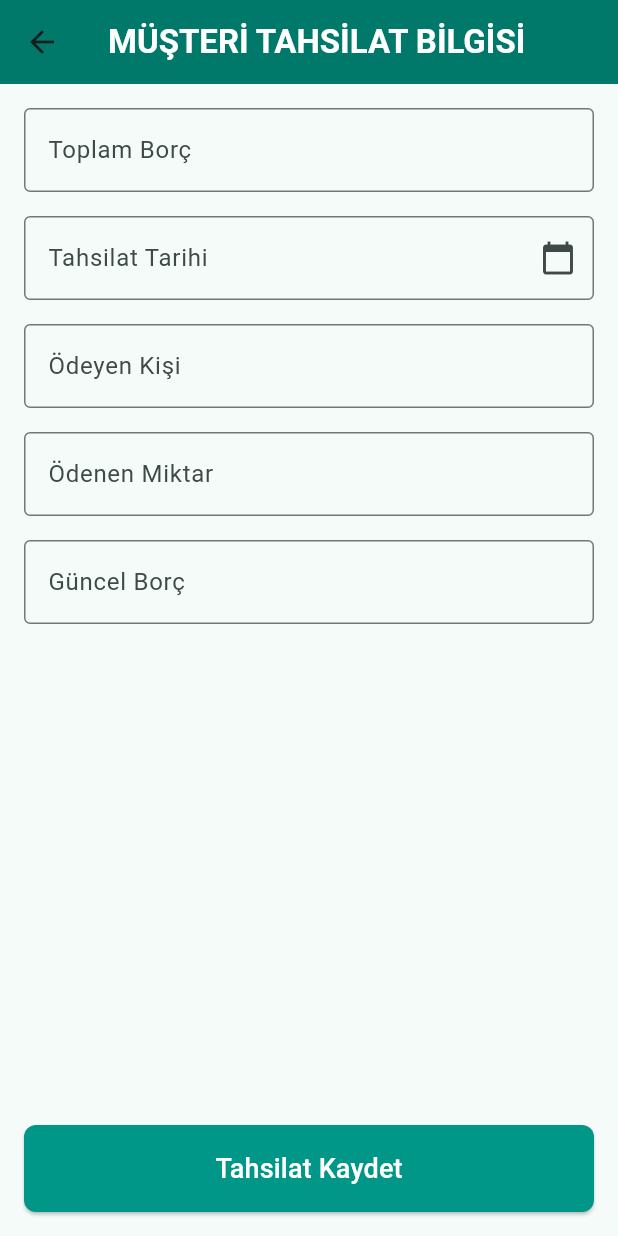
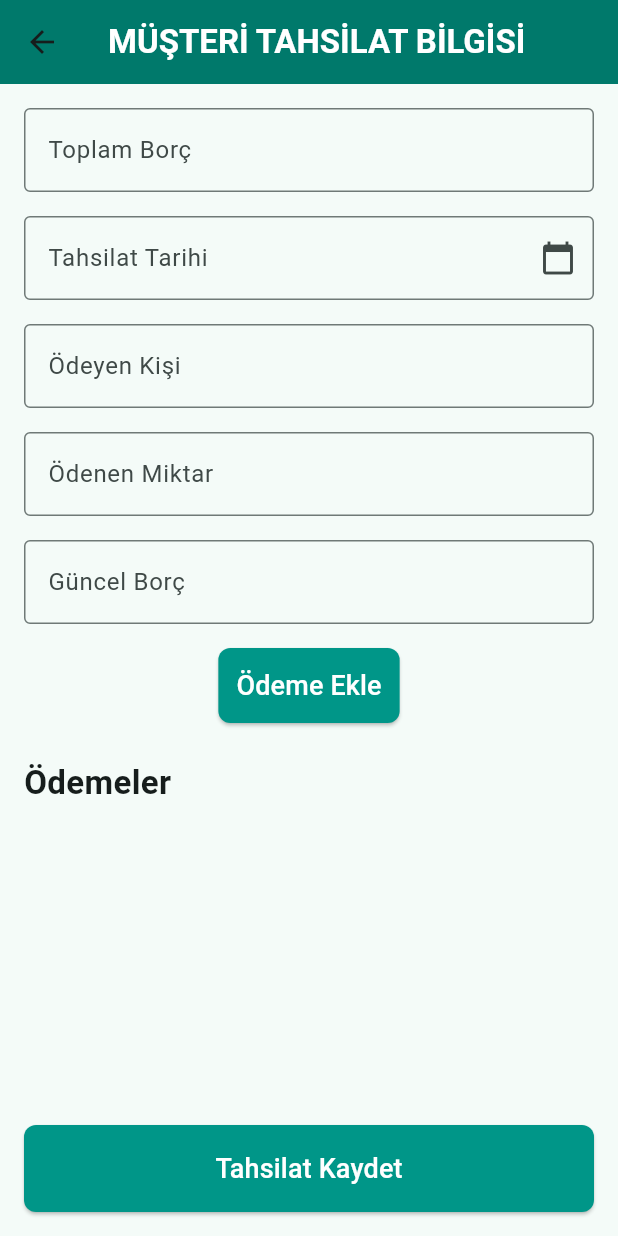
Before and after one commit to btnahmet/computation_app, a Flutter app: the Tahsilat screen opened directly with empty values, on a phone screen of 412 x 824 dp. Run offline on Flutter 3.47's test engine with Material 3 defaults, Android fonts, the light colour scheme and no system bars.

Commit message:
Ödeme Ekleme Commit

```diff
--- a/lib/tahsilat.dart
+++ b/lib/tahsilat.dart
@@ -1,173 +1,3 @@
-// import 'package:flutter/material.dart';
-
-// class Tahsilat extends StatefulWidget {
-//   const Tahsilat({super.key, required this.title});
-//   final String title;
-
-//   @override
-//   State<Tahsilat> createState() => _TahsilatState();
-// }
-
-// class _TahsilatState extends State<Tahsilat> {
-//   final List<TextEditingController> _controllers = [];
-//   final List<String> _labels = [
-//     "Toplam Borç",
-//     "Ödeyen Kişi",
-//     "Ödenen Miktar",
-//     "Güncel Borç"
-//   ]; // Kalan TextFormField'ler için labelText değerleri
-
-//   final TextEditingController _dateController = TextEditingController();
-
-//   @override
-//   void initState() {
-//     super.initState();
-//     // Diğer TextFormField'ler için bir TextEditingController oluştur ve ekle
-//     for (int i = 0; i < _labels.length; i++) {
-//       _controllers.add(TextEditingController());
-//     }
-//     // Örnek veriler (Toplam Borç ve Güncel Borç)
-//     _controllers[0].text = "Toplam Borç"; // Toplam Borç
-//     _controllers[3].text = "Güncel Borç";  // Güncel Borç
-//   }
-
-//   @override
-//   void dispose() {
-//     // Tüm TextEditingController'ları temizle
-//     for (var controller in _controllers) {
-//       controller.dispose();
-//     }
-//     _dateController.dispose();
-//     super.dispose();
-//   }
-
-//   @override
-//   Widget build(BuildContext context) {
-//     return SafeArea(
-//       child: Scaffold(
-//         resizeToAvoidBottomInset: true, // Klavye açıldığında overflow'u engeller
-//         appBar: AppBar(
-//           backgroundColor: const Color(0xFF00796B),
-//           title: Text(
-//             "MÜŞTERİ TAHSİLAT BİLGİSİ",
-//             style: const TextStyle(
-//               fontWeight: FontWeight.bold,
-//               fontSize: 22,
-//               color: Colors.white,
-//             ),
-//           ),
-//         ),
-//         body: SingleChildScrollView(
-//           child: Padding(
-//             padding: const EdgeInsets.all(16.0),
-//             child: Column(
-//               children: [
-//                 // Toplam Borç (ReadOnly)
-//                 Padding(
-//                   padding: const EdgeInsets.only(bottom: 16.0),
-//                   child: TextFormField(
-//                     controller: _controllers[0],
-//                     readOnly: true,
-//                     decoration: InputDecoration(
-//                       labelText: _labels[0], // "Toplam Borç"
-//                       border: const OutlineInputBorder(),
-//                     ),
-//                   ),
-//                 ),
-//                 // Tarih Alanı
-//                 Padding(
-//                   padding: const EdgeInsets.only(bottom: 16.0),
-//                   child: TextFormField(
-//                     controller: _dateController,
-//                     readOnly: true,
-//                     decoration: const InputDecoration(
-//                       labelText: "Tahsilat Tarihi",
-//                       suffixIcon: Icon(Icons.calendar_today),
-//                       border: OutlineInputBorder(),
-//                     ),
-//                     onTap: () async {
-//                       DateTime? pickedDate = await showDatePicker(
-//                         context: context,
-//                         initialDate: DateTime.now(),
-//                         firstDate: DateTime(2000),
-//                         lastDate: DateTime(2101),
-//                       );
-//                       if (pickedDate != null) {
-//                         setState(() {
-//                           _dateController.text =
-//                               "${pickedDate.toLocal()}".split(' ')[0];
-//                         });
-//                       }
-//                     },
-//                   ),
-//                 ),
-//                 // Dinamik Alanlar (Ödeyen Kişi ve Ödenen Miktar)
-//                 ...List.generate(
-//                   _controllers.length - 2,
-//                   (index) => Padding(
-//                     padding: const EdgeInsets.only(bottom: 16.0),
-//                     child: TextFormField(
-//                       controller: _controllers[index + 1],
-//                       decoration: InputDecoration(
-//                         labelText: _labels[index + 1],
-//                         border: const OutlineInputBorder(),
-//                       ),
-//                     ),
-//                   ),
-//                 ),
-//                 // Güncel Borç (ReadOnly)
-//                 Padding(
-//                   padding: const EdgeInsets.only(bottom: 16.0),
-//                   child: TextFormField(
-//                     controller: _controllers[3],
-//                     readOnly: true,
-//                     decoration: InputDecoration(
-//                       labelText: _labels[3], // "Güncel Borç"
-//                       border: const OutlineInputBorder(),
-//                     ),
-//                   ),
-//                 ),
-//               ],
-//             ),
-//           ),
-//         ),
-//         bottomNavigationBar: Container(
-//           color: Colors.transparent,
-//           padding: const EdgeInsets.all(16.0),
-//           child: ElevatedButton(
-//             onPressed: () {
-//               _saveData();
-//             },
-//             style: ElevatedButton.styleFrom(
-//               backgroundColor: Colors.teal,
-//               foregroundColor: Colors.white,
-//               padding: const EdgeInsets.symmetric(vertical: 16.0),
-//               shape: RoundedRectangleBorder(
-//                 borderRadius: BorderRadius.circular(8),
-//               ),
-//             ),
-//             child: const Text(
-//               "Tahsilat Kaydet",
-//               style: TextStyle(fontSize: 18),
-//             ),
-//           ),
-//         ),
-//       ),
-//     );
-//   }
-
-//   void _saveData() {
-//     // Tüm TextEditingController'lardaki veriyi bir listeye dönüştür
-//     List<String> collectedData =
-//         _controllers.map((controller) => controller.text).toList();
-//     print("Toplam Borç: ${collectedData[0]}");
-//     print("Tahsilat Tarihi: ${_dateController.text}");
-//     print("Ödeyen Kişi: ${collectedData[1]}");
-//     print("Ödenen Miktar: ${collectedData[2]}");
-//     print("Güncel Borç: ${collectedData[3]}");
-//     // İhtiyacınıza göre bu verileri başka bir yere gönderebilirsiniz
-//   }
-// }
 import 'package:flutter/material.dart';
 
 class Tahsilat extends StatefulWidget {
@@ -189,6 +19,7 @@ class _TahsilatState extends State<Tahsilat> {
   ];
 
   final TextEditingController _dateController = TextEditingController();
+  final List<Map<String, String>> _payments = []; // Ödeme bilgileri listesi
 
   @override
   void initState() {
@@ -208,6 +39,23 @@ class _TahsilatState extends State<Tahsilat> {
     }
     _dateController.dispose();
     super.dispose();
+  }
+
+  void _addPayment() {
+    // Ödeme bilgilerini al ve listeye ekle
+    final payment = {
+      "payer": _controllers[1].text, // Ödeyen Kişi
+      "date": _dateController.text, // Tahsilat Tarihi
+      "amount": _controllers[2].text // Ödenen Miktar
+    };
+
+    setState(() {
+      _payments.add(payment);
+      // Formu temizle
+      _controllers[1].clear();
+      _controllers[2].clear();
+      _dateController.clear();
+    });
   }
 
   @override
@@ -230,6 +78,7 @@ class _TahsilatState extends State<Tahsilat> {
           child: Padding(
             padding: const EdgeInsets.all(16.0),
             child: Column(
+              crossAxisAlignment: CrossAxisAlignment.start,
               children: [
                 Padding(
                   padding: const EdgeInsets.only(bottom: 16.0),
@@ -292,6 +141,67 @@ class _TahsilatState extends State<Tahsilat> {
                     ),
                   ),
                 ),
+                Center(
+                  child: ElevatedButton(
+                    onPressed: _addPayment,
+                    style: ElevatedButton.styleFrom(
+                      backgroundColor: Colors.teal,
+                      foregroundColor: Colors.white,
+                      padding: const EdgeInsets.symmetric(vertical: 12.0, horizontal: 12),
+                      shape: RoundedRectangleBorder(
+                        borderRadius: BorderRadius.circular(8),
+                      ),
+                    ),
+                    child: const Text(
+                      "Ödeme Ekle",
+                      style: TextStyle(fontSize: 18),
+                    ),
+                  ),
+                ),
+                const SizedBox(height: 24),
+                const Text(
+                  "Ödemeler",
+                  style: TextStyle(
+                    fontSize: 22,
+                    fontWeight: FontWeight.bold,
+                  ),
+                ),
+                const SizedBox(height: 16),
+                ListView.builder(
+                  shrinkWrap: true,
+                  physics: const NeverScrollableScrollPhysics(),
+                  itemCount: _payments.length,
+                  itemBuilder: (context, index) {
+                    final payment = _payments[index];
+                    return Card(
+                      margin: const EdgeInsets.only(bottom: 16.0),
+                      elevation: 4,
+                      child: Padding(
+                        padding: const EdgeInsets.all(16.0),
+                        child: Column(
+                          crossAxisAlignment: CrossAxisAlignment.start,
+                          children: [
+                            Text(
+                              "Ödeyen Kişi: ${payment['payer']}",
+                              style: const TextStyle(
+                                fontSize: 16,
+                                fontWeight: FontWeight.bold,
+                              ),
+                            ),
+                            Text(
+                              "Tahsilat Tarihi: ${payment['date']}",
+                              style: const TextStyle(fontSize: 14),
+                            ),
+                            Text(
+                              "Ödenen Miktar: ${payment['amount']}₺",
+                              style: const TextStyle(fontSize: 14),
+                            ),
+                          ],
+                        ),
+                      ),
+                    );
+                  },
+                ),
               ],
             ),
           ),
```
